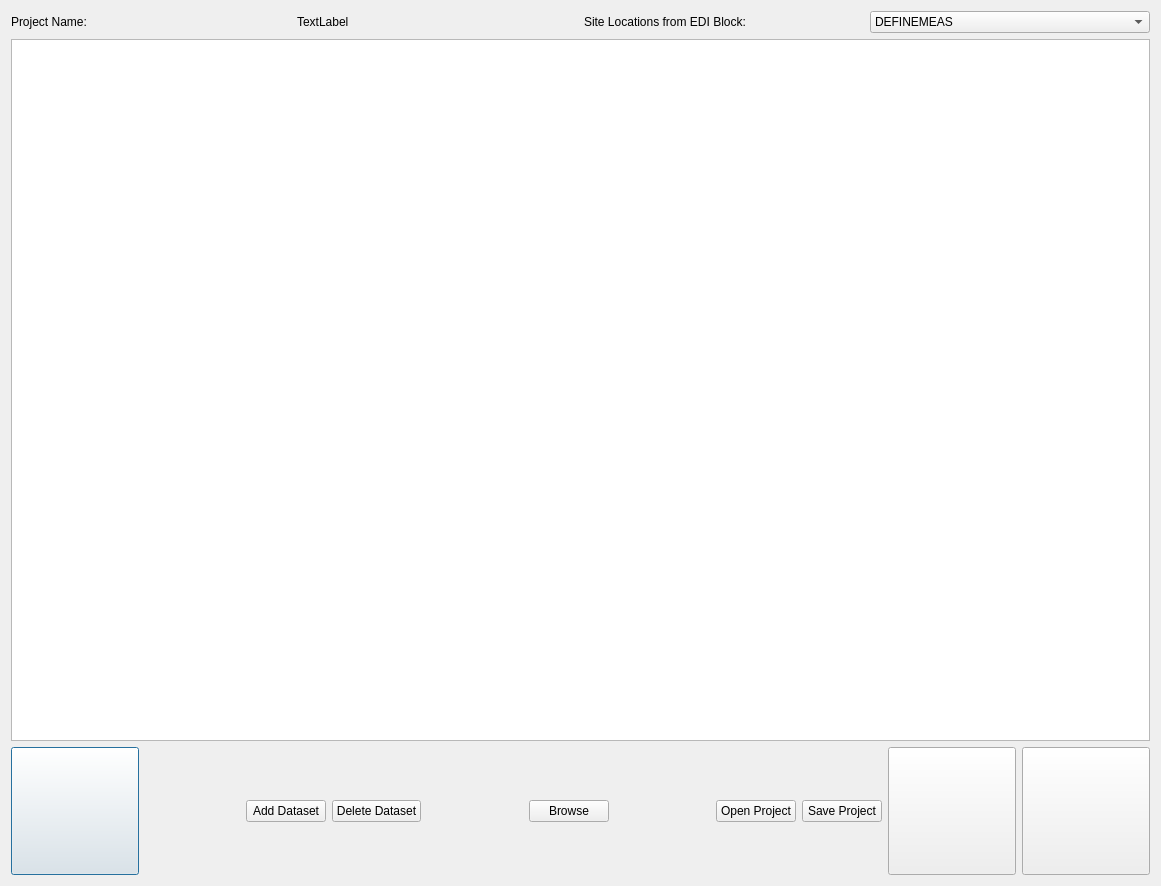
Qt form pyMT/GatewayGUI/new_project.ui (eroots/pyMT) before a commit.
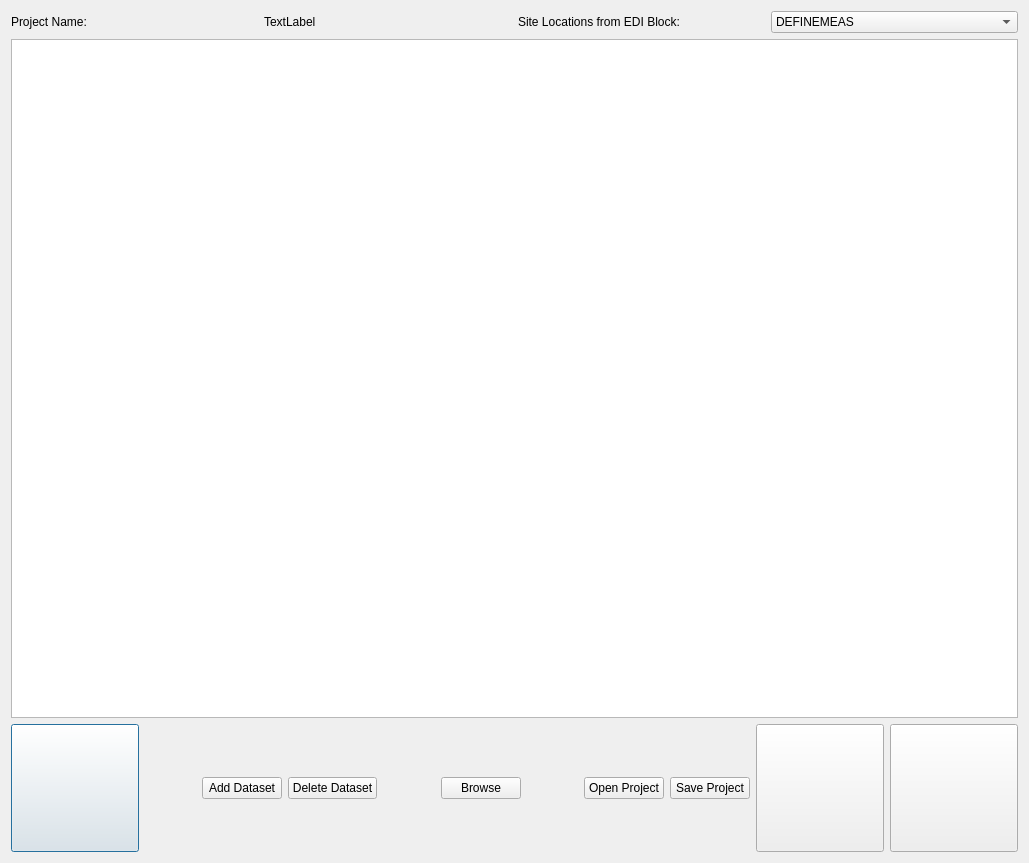
The same form after that commit.

Commit message: Restructuring gui components

The edit to the form file:
```diff
--- a/pyMT/GatewayGUI/new_project.ui
+++ b/pyMT/GatewayGUI/new_project.ui
@@ -6,8 +6,8 @@
    <rect>
     <x>0</x>
     <y>0</y>
-    <width>1161</width>
-    <height>886</height>
+    <width>1029</width>
+    <height>863</height>
    </rect>
   </property>
   <property name="windowTitle">
@@ -187,6 +187,12 @@
    </item>
    <item row="4" column="1">
     <widget class="QTableWidget" name="datasetTable">
+     <property name="horizontalScrollBarPolicy">
+      <enum>Qt::ScrollBarAlwaysOff</enum>
+     </property>
+     <property name="sizeAdjustPolicy">
+      <enum>QAbstractScrollArea::AdjustToContents</enum>
+     </property>
      <property name="selectionMode">
       <enum>QAbstractItemView::ExtendedSelection</enum>
      </property>
```
The commit also changes 4 other files.
